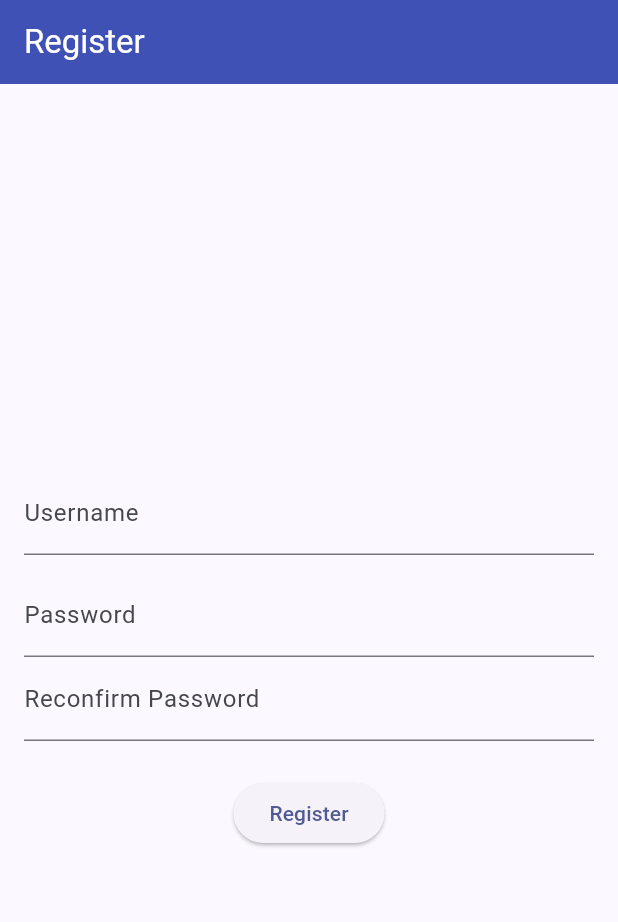
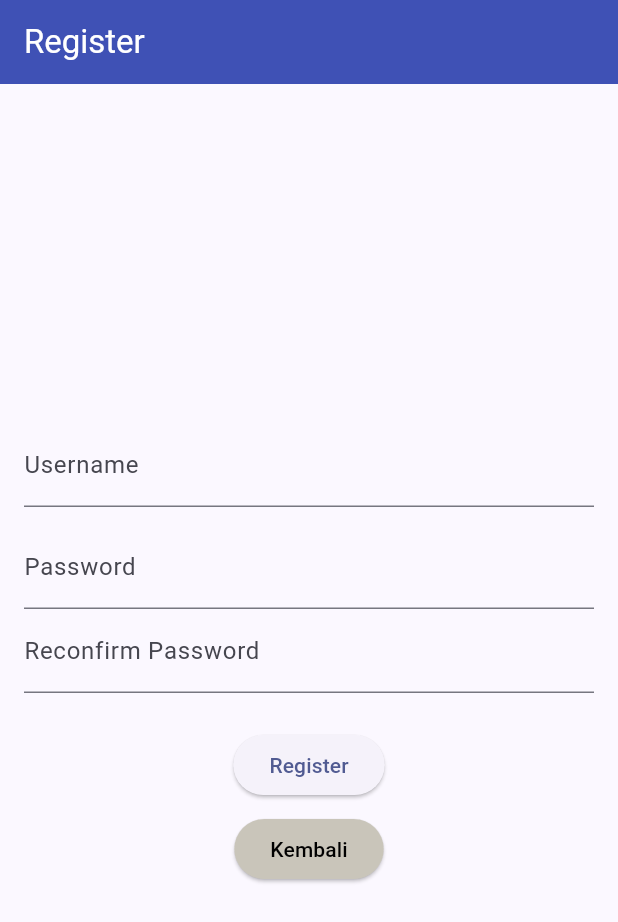
Before and after one commit to LiteraHub/LiteraHub-Mobile, a Flutter app: the RegisterPage screen opened directly, after a tap on "Register", on a phone screen of 412 x 824 dp. Shown: the top 922 px of the screen. Run offline on Flutter 3.47's test engine with Material 3 defaults, Android fonts, the phone set to English and light mode, and no system bars; missing offline and left inert: pbp_django_auth; network calls fail.

Commit message:
Pake link dari web

```diff
--- a/lib/screens/login.dart
+++ b/lib/screens/login.dart
@@ -72,7 +72,7 @@ class _LoginPageState extends State<LoginPage> {
                 // Untuk menyambungkan Android emulator dengan Django pada localhost,
                 // gunakan URL http://10.0.2.2/
                 final response =
-                    await request.login("http://127.0.0.1:8000/auth/login/", {
+                    await request.login("https://literahub-e08-tk.pbp.cs.ui.ac.id/auth/login/", {
                   'username': username,
                   'password': password,
                 });
--- a/lib/screens/peminjamanbuku/book_tersedia.dart
+++ b/lib/screens/peminjamanbuku/book_tersedia.dart
@@ -16,7 +16,6 @@ class _BukuTersediaPageState extends State<BukuTersediaPage>{
 
   @override
   Widget build(BuildContext context) {
-    // TODO: implement build
     return Scaffold(
       appBar: AppBar(
         title: const Center(
@@ -34,7 +33,7 @@ class _BukuTersediaPageState extends State<BukuTersediaPage>{
         Container(
           alignment: Alignment.center, // Menengahkan secara horizontal
           child: ClipRRect(
-            borderRadius: BorderRadius.only(
+            borderRadius: const BorderRadius.only(
               topLeft: Radius.circular(8.0),
               topRight: Radius.circular(8.0),
             ),
--- a/lib/screens/peminjamanbuku/peminjamanbuku_page.dart
+++ b/lib/screens/peminjamanbuku/peminjamanbuku_page.dart
@@ -161,6 +161,7 @@ class _PeminjamanBukuPageState extends State<PeminjamanBukuPage> {
                             mainAxisSpacing: 8,
                           ),
                           shrinkWrap: true,
+                          physics: NeverScrollableScrollPhysics(),
                           itemCount: snapshot.data!.length,
                           itemBuilder: (_, index) => Container(
                             child: InkWell(
@@ -205,7 +206,7 @@ class _PeminjamanBukuPageState extends State<PeminjamanBukuPage> {
                                             strutStyle:
                                             StrutStyle( fontSize: 10.0),
                                             text: TextSpan(
-                                              style: TextStyle(
+                                              style: const TextStyle(
                                                 color:Colors.black,
                                                 fontSize: 17,
                                               ),
--- a/lib/screens/peminjamanbuku/pengembalian_buku.dart
+++ b/lib/screens/peminjamanbuku/pengembalian_buku.dart
@@ -139,6 +139,7 @@ class _ReturnBookPageState extends State<ReturnBookPage> {
                             mainAxisSpacing: 8,
                           ),
                           shrinkWrap: true,
+                          physics: NeverScrollableScrollPhysics(),
                           itemCount: snapshot.data!.length,
                           itemBuilder: (_, index) => Container(
                             child: InkWell(
--- a/lib/screens/register.dart
+++ b/lib/screens/register.dart
@@ -83,19 +83,16 @@ class _RegisterPage extends State<RegisterPage> {
                   "repassword": repassword,
                 });
                 final response = await request.postJson(
-                    "http://127.0.0.1:8000/auth/register/", data);
+                    "https://literahub-e08-tk.pbp.cs.ui.ac.id/auth/register/", data);
                 bool success = response['status'];
                 if (success) {
                   String message = response['message'];
                   String name = response['username'];
-                  Navigator.pushReplacement(
-                    context,
-                    MaterialPageRoute(builder: (context) => LoginApp()),
-                  );
+                  Navigator.pushReplacement(context, MaterialPageRoute(builder: (context) => LoginApp()));
                   ScaffoldMessenger.of(context)
                     ..hideCurrentSnackBar()
                     ..showSnackBar(SnackBar(
-                        content: Text("$message Selamat datang, $name.")));
+                    content: Text("$message Selamat datang, $name.")));
                 } else {
                   showDialog(
                     context: context,
@@ -116,6 +113,22 @@ class _RegisterPage extends State<RegisterPage> {
               },
               child: const Text('Register'),
             ),
+            Align(
+             alignment: Alignment.bottomCenter,
+             child: Padding(
+              padding: const EdgeInsets.all(8.0),
+              child: ElevatedButton(
+                style: ButtonStyle(
+                  backgroundColor: MaterialStateProperty.all<Color>(const Color(0xFFC9C5BA)),
+                  foregroundColor: MaterialStateProperty.all<Color>(Colors.black),
+                ),
+                onPressed: () {
+                  Navigator.pop(context);
+                },
+                child: const Text('Kembali'),
+                ),
+                ),
+             ),
           ],
         ),
       ),
--- a/lib/widgets/shop_card.dart
+++ b/lib/widgets/shop_card.dart
@@ -31,7 +31,7 @@ class ShopCard extends StatelessWidget {
                 content: Text("Kamu telah menekan tombol ${item.name}!")));
           if (item.name == "Logout") {
             final response =
-                await request.logout("http://127.0.0.1:8000/auth/logout/");
+                await request.logout("https://literahub-e08-tk.pbp.cs.ui.ac.id/auth/logout/");
             String message = response["message"];
             if (response['status']) {
               String uname = response["username"];
@@ -40,7 +40,7 @@ class ShopCard extends StatelessWidget {
               ));
               Navigator.pushReplacement(
                 context,
-                MaterialPageRoute(builder: (context) => const LoginPage()),
+                MaterialPageRoute(builder: (context) => const LoginApp()),
               );
             } else {
               ScaffoldMessenger.of(context).showSnackBar(SnackBar(
```
Also changed, not shown: lib/screens/peminjamanbuku/book_detail.dart (+15 -6 lines), lib/screens/peminjamanbuku/form_peminjaman.dart (+4 -3 lines), lib/screens/peminjamanbuku/services/filter.dart (+5 -2 lines).
